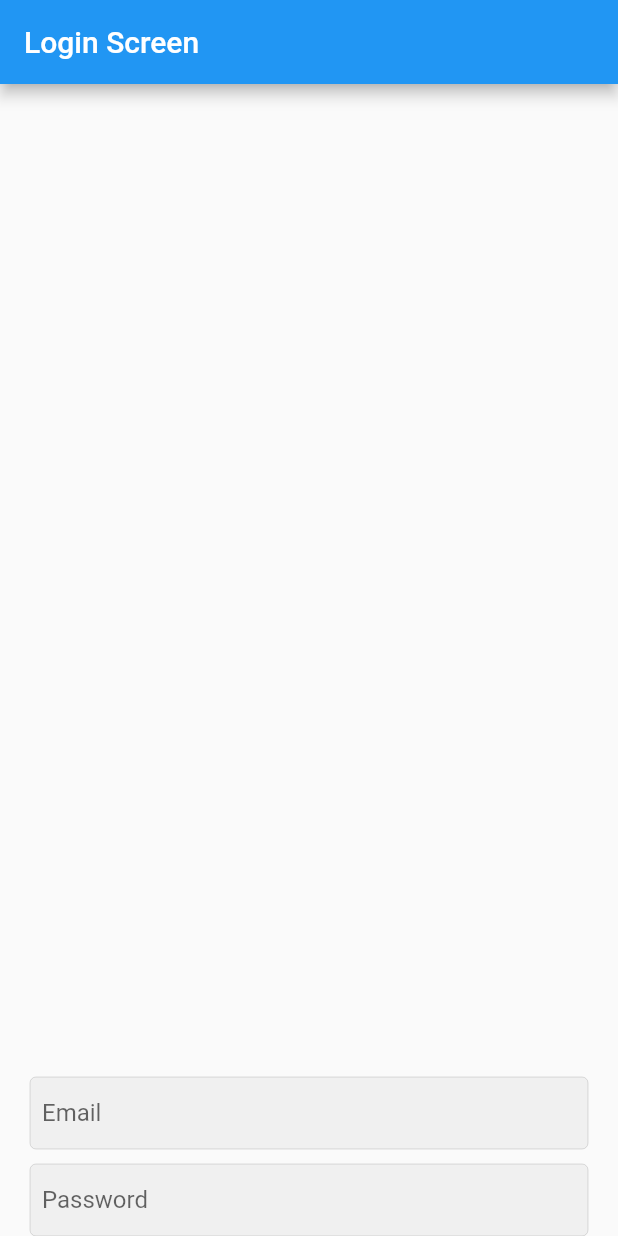
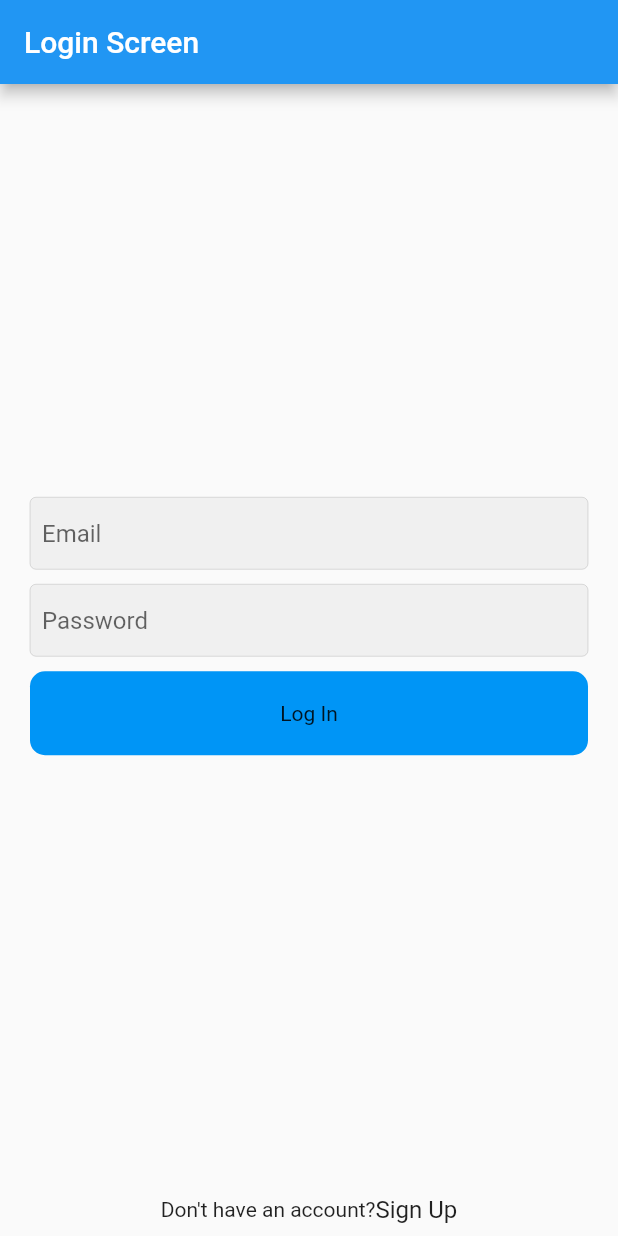
Before and after one commit to adeshpokhrel15/Instagram_clone, a Flutter app: the screen it shows after launch, on a phone screen of 412 x 824 dp. Run offline on Flutter 3.47's test engine with Material 2 defaults, Android fonts, the phone set to English and light mode, and no system bars; our stand-ins replace firebase_auth, firebase_core, flutter_riverpod; accounts and stored records are empty.

Commit message:
Login UI

```diff
--- a/lib/features/home/login_screen.dart
+++ b/lib/features/home/login_screen.dart
@@ -1,5 +1,7 @@
 import 'package:flutter/material.dart';
 import 'package:instagram_clone/features/users/widgets/text_field_input.dart';
+
+import '../../constant/app_constant/app_constant.dart';
 
 class LoginScreen extends StatelessWidget {
   final mailController = TextEditingController();
@@ -46,7 +48,52 @@ class LoginScreen extends StatelessWidget {
                 textInputType: TextInputType.visiblePassword,
                 isPass: true,
               ),
+              SizedBox(
+                height: 10,
+              ),
               //button
+              InkWell(
+                child: Container(
+                  child: Text("Log In"),
+                  width: double.infinity,
+                  alignment: Alignment.center,
+                  padding: EdgeInsets.symmetric(vertical: 20),
+                  decoration: ShapeDecoration(
+                    shape: RoundedRectangleBorder(
+                      borderRadius: BorderRadius.circular(10),
+                    ),
+                    color: AppConstant.blueColor,
+                  ),
+                ),
+              ),
+              SizedBox(
+                height: 10,
+              ),
+              Flexible(
+                child: Container(),
+                flex: 2,
+              ),
+              Row(
+                mainAxisAlignment: MainAxisAlignment.center,
+                children: [
+                  Container(
+                    child: Text("Don't have an account?"),
+                    padding: EdgeInsets.symmetric(vertical: 8),
+                  ),
+                  GestureDetector(
+                    onTap: () {},
+                    child: Container(
+                      child: Text(
+                        "Sign Up",
+                        style: TextStyle(
+                          fontSize: 16,
+                        ),
+                      ),
+                      padding: EdgeInsets.symmetric(vertical: 8),
+                    ),
+                  ),
+                ],
+              )
             ],
           ),
         )));
```
